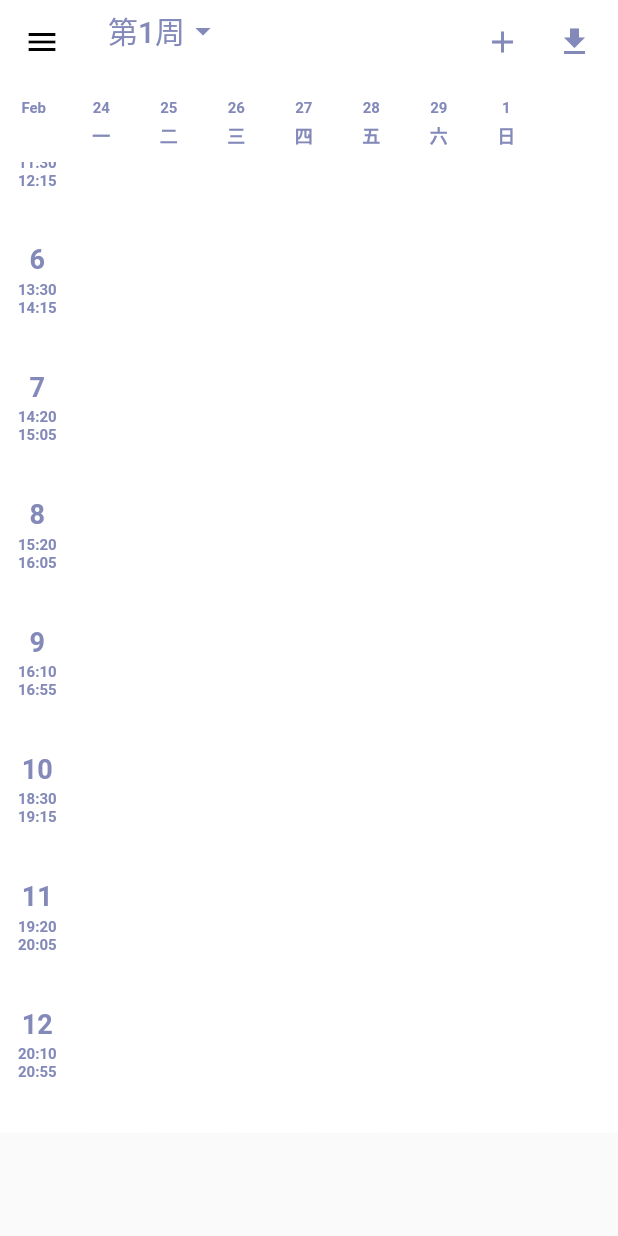
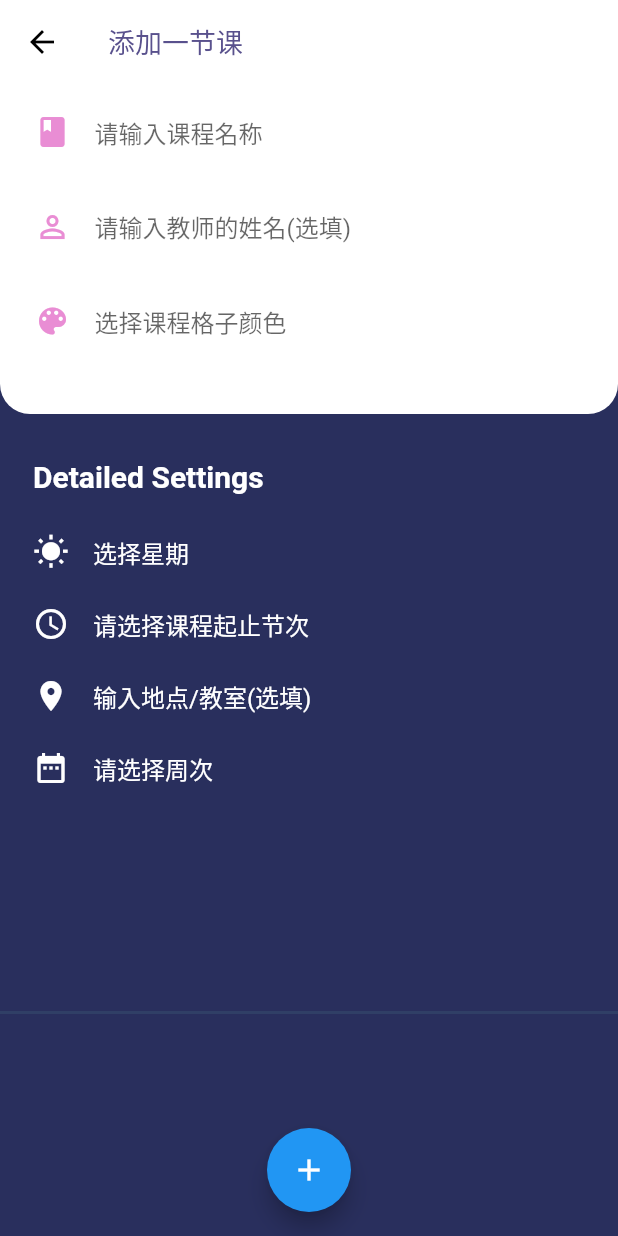
Before and after one commit to yuzhanglong/Flutter-TimeTable, a Flutter app: the screen it shows after launch, scrolled down 370 dp, after a tap on the "add" icon, on a phone screen of 412 x 824 dp. Run offline on Flutter 3.47's test engine with Material 2 defaults, Android fonts, the phone set to English and light mode, and no system bars; our stand-ins replace dio, shared_preferences; missing offline and left inert: flutter_picker; accounts and stored records are empty; network calls fail.

Commit message:
增加添加课程功能

```diff
--- a/lib/components/topbar/top_bar_item.dart
+++ b/lib/components/topbar/top_bar_item.dart
@@ -6,6 +6,7 @@ import 'package:zucc_helper/store/profile_provider.dart';
 import 'package:zucc_helper/store/table_provider.dart';
 import 'package:zucc_helper/utils/snack_bar.dart';
 import 'package:zucc_helper/views/connection/connection.dart';
+import 'package:zucc_helper/views/create_class/create_class.dart';
 
 
 class TopBarItem extends StatefulWidget {
@@ -119,7 +120,14 @@ class _RightIconButtonsState extends State<RightIconButtons> {
             focusColor: Colors.transparent,
             color: Colors.white,
             icon:Icon(Icons.add, color: GlobalConfig.fontColor),
-            onPressed: (){},
+            onPressed: (){
+              Navigator.push(context,
+                  MaterialPageRoute(builder: (context) =>CreateClass())
+              ).then((res){
+                tableProvider.initTables();
+                Scaffold.of(context).showSnackBar(Snack.success(res));
+              });
+            },
           ),
         ),
         Container(
--- a/lib/models/table_model.dart
+++ b/lib/models/table_model.dart
@@ -14,7 +14,7 @@ class StuTable{
 
 
 
-class Class{
+class StuClass{
   // 课程开始时间
   int beginTime;
   // 课程结束时间
@@ -34,8 +34,20 @@ class Class{
   //课程名称
   String className;
 
+  StuClass({
+  this.beginTime,
+    this.endTime,
+    this.teacher,
+    this.place,
+    this.className,
+    this.weekDuringEnd,
+    this.isGapWeek,
+    this.weekDuringStart,
+    this.weekDay
+  });
 
-  Class.fromMap(Map<String, dynamic> json) {
+
+  StuClass.fromMap(Map<String, dynamic> json) {
     this.beginTime = json['beginTime'];
     this.endTime = json['endTime'];
     this.teacher = json["teacher"];
@@ -45,4 +57,42 @@ class Class{
     this.weekDuringStart = json['weekDuringStart'];
     this.weekDuringEnd = json['weekDuringEnd'];
   }
+
+  checkIsLegal(){
+    if(this.className == null || this.className == "") return "请填写课程名称";
+    if(this.weekDay == null) return "请选择星期";
+    if(this.beginTime == null) return "请填写起止时间";
+    if(this.weekDuringStart == null) return "请填写周次";
+    return "pass";
+  }
+
+  checkBeginAndEndLegal(){
+    return this.beginTime <= this.endTime;
+  }
+
+  checkWeekDuringLegal(){
+    return this.weekDuringStart <= this.weekDuringEnd;
+  }
+
+  @override
+  String toString() {
+    // TODO: implement toString
+    return "${this.beginTime}, ${this.endTime}, ${this.teacher}, ${this.place}, "
+        "${this.className}, ${this.weekDuringStart}, ${this.weekDuringEnd},"
+        " ${this.isGapWeek}, ${this.weekDay}";
+  }
+
+  toJson(){
+    return {
+      'className': this.className,
+      'beginTime': this.beginTime,
+      'endTime': this.endTime,
+      'teacher': this.teacher,
+      'place': this.place,
+      'weekDay': this.weekDay,
+      'weekDuringStart': this.weekDuringStart,
+      'weekDuringEnd': this.weekDuringEnd,
+      'isGapWeek': this.isGapWeek
+    };
+  }
 }
--- a/lib/network/table_request.dart
+++ b/lib/network/table_request.dart
@@ -14,4 +14,17 @@ class TableRequest{
     );
   }
 
+  // 创建一节课
+  static Future createOneClass(userName, token, tableId, classData) {
+    return HttpRequest.request(
+        url: "/utils/create_one_class",
+        method: "post",
+        data: {
+          "userName": userName,
+          "token": token,
+          "classData": classData,
+          "tableId": tableId,
+        }
+    );
+  }
 }
--- a/lib/store/table_provider.dart
+++ b/lib/store/table_provider.dart
@@ -21,6 +21,8 @@ class TableProvider extends BaseProvder{
   //当前活跃的课表名称
   String activeTableName = "";
 
+  String activeTableId = "";
+
   //构造函数
   TableProvider(){
     initTables();
@@ -35,10 +37,10 @@ class TableProvider extends BaseProvder{
           stuClasses = res['tables'][0]['classes'];
           var t = StuTable.fromMap(res['tables'][0]);
           activeTableName = t.tableName;
+          activeTableId = t.tableId;
         }
         notifyListeners();
-    });
-
+      }).catchError((err){});
   }
 
 
--- /dev/null
+++ b/lib/utils/pick_data.dart
@@ -0,0 +1,89 @@
+const chooseClassBeginAndEnd = '''
+[
+    [
+        "第一节",
+        "第二节",
+        "第三节",
+        "第四节",
+        "第五节",
+        "第六节",
+        "第七节",
+        "第八节",
+        "第九节",
+        "第十节",
+        "第十一节",
+        "第十二节"
+    ],
+    [
+        "第一节",
+        "第二节",
+        "第三节",
+        "第四节",
+        "第五节",
+        "第六节",
+        "第七节",
+        "第八节",
+        "第九节",
+        "第十节",
+        "第十一节",
+        "第十二节"
+    ]
+]
+    ''';
+
+const chooseWeekDuring = '''
+[
+    [
+        "起始周",
+        "第一周",
+        "第二周",
+        "第三周",
+        "第四周",
+        "第五周",
+        "第六周",
+        "第七周",
+        "第八周",
+        "第九周",
+        "第十周",
+        "第十一周",
+        "第十二周",
+        "第十三周",
+        "第十四周",
+        "第十五周",
+        "第十六周",
+        "第十七周",
+        "第十八周",
+        "第十九周",
+        "第二十周"
+    ],
+    [
+        "结束周",
+        "第一周",
+        "第二周",
+        "第三周",
+        "第四周",
+        "第五周",
+        "第六周",
+        "第七周",
+        "第八周",
+        "第九周",
+        "第十周",
+        "第十一周",
+        "第十二周",
+        "第十三周",
+        "第十四周",
+        "第十五周",
+        "第十六周",
+        "第十七周",
+        "第十八周",
+        "第十九周",
+        "第二十周"
+    ],
+    [
+        "全周",
+        "单周",
+        "双周"
+
+    ]
+]
+    ''';
--- a/lib/utils/table_date.dart
+++ b/lib/utils/table_date.dart
@@ -18,9 +18,33 @@ class TableDate{
     return weekdays[index];
   }
 
+
   static String getMonthSimple(index){
     List monthdays = ["Jan", "Feb", "Mar", "Apr", "May", "Jun", "Jul", "Aug", "Sept", "Oct", "Nov", "Dec"];
     return monthdays[index];
   }
 
+  static String getWeekDuringStr(begin, end, setting){
+    List w = ["请选择周次", "第一周", "第二周", "第三周", "第四周", "第五周", "第六周", "第七周", "第八周", "第九周",
+      "第十周", "第十一周", "第十二周", "第十三周", "第十四周", "第十五周", "第十六周",
+      "第十七周", "第十八周", "第十九周", "第二十周"];
+    var x;
+    // 初始化
+    if(begin == null || end == null) return "请选择周次";
+    // 单双周处理
+    if(setting == 0) x = " ";
+    if(setting == 1) x = "单周";
+    if(setting == 2) x = "双周";
+    return begin != end ? "${w[begin]} --- ${w[end]}  $x" : "${w[begin]}  $x";
+  }
+
+
+  static String getClassBeginAndEndStr(begin, end){
+    List w = ["第一节", "第二节", "第三节", "第四节", "第五节", "第六节", "第七节", "第八节",
+      "第九节", "第十节", "第十一节", "第十二节"];
+    if(begin == null || end == null) return "请选择课程起止节次";
+    return begin != end ? "${w[begin]} --- ${w[end]}" : "${w[begin]}";
+  }
+
+
 }
--- /dev/null
+++ b/lib/views/create_class/create_class.dart
@@ -0,0 +1,320 @@
+import 'dart:convert';
+import 'dart:math';
+import 'package:flutter/material.dart';
+import 'package:flutter_picker/flutter_picker.dart';
+import 'package:provider/provider.dart';
+import 'package:zucc_helper/models/response_model.dart';
+import 'package:zucc_helper/models/table_model.dart';
+import 'package:zucc_helper/network/table_request.dart';
+import 'package:zucc_helper/store/profile_provider.dart';
+import 'package:zucc_helper/store/table_provider.dart';
+import 'package:zucc_helper/utils/pick_data.dart';
+import 'package:zucc_helper/utils/snack_bar.dart';
+import 'package:zucc_helper/utils/table_date.dart';
+class CreateClass extends StatefulWidget {
+
+  @override
+  _CreateClassState createState() => _CreateClassState();
+}
+
+class _CreateClassState extends State<CreateClass> {
+
+  GlobalKey <ScaffoldState> _scaffoldkey = GlobalKey<ScaffoldState>();
+
+
+  List <Widget> makeClassCard(){
+    return [
+      Container(
+        padding: EdgeInsets.fromLTRB(22, 0, 0, 0),
+        width: 340,
+        decoration: BoxDecoration(
+          color: Color.fromARGB(255, 41, 47, 93),
+          border: Border(bottom: BorderSide(width: 2,color: Color.fromARGB(255, 48, 63, 102))),
+        ),
+        height: 400,
+        child: Column(
+          children: <Widget>[
+            Container(
+              alignment: Alignment.topLeft,
+              child: Text(
+                "Detailed Settings",
+                style: TextStyle(
+                color: Colors.white,
+                  fontSize: 20,
+                  fontWeight: FontWeight.bold
+                ),
+                textAlign: TextAlign.left,
+              ),
+              padding: EdgeInsets.fromLTRB(0, 30, 0, 0),
+            ),
+            SizedBox(height: 15,),
+            TextField(
+              onTap: (){
+                Picker(
+                    adapter: PickerDataAdapter<String>(pickerdata:[
+                      "星期一", "星期二", "星期三", "星期四", "星期五", "星期六", "星期日"
+                    ]),
+                    title: Text("请选择星期"),
+                    changeToFirst: true,
+                    hideHeader: true,
+                    onConfirm: (Picker picker, List value) {
+                      setState(() {
+                        singleClass.weekDay = value[0] + 1;
+                      });
+                    }
+                ).showDialog(context);
+              },
+              readOnly: true,
+              decoration: InputDecoration(
+                icon: Icon(Icons.wb_sunny, color: Colors.white,),
+                hintStyle: TextStyle(
+                    color: Colors.white
+                ),
+                hintText: singleClass.weekDay == null ? '选择星期' : "星期" + TableDate.getWeekDaySimple(singleClass.weekDay - 1),
+                enabledBorder: UnderlineInputBorder(
+                  borderSide: BorderSide(color: Colors.transparent,),
+                ),
+                focusedBorder: UnderlineInputBorder(
+                  borderSide: BorderSide(color: Colors.transparent, width: 2),
+                ),
+              ),
+            ),
+            TextField(
+              readOnly: true,
+              decoration: InputDecoration(
+                icon: Icon(Icons.access_time, color: Colors.white,),
+                hintStyle: TextStyle(
+                  color: Colors.white
+                ),
+                hintText: TableDate.getClassBeginAndEndStr(singleClass.beginTime, singleClass.endTime),
+                enabledBorder: UnderlineInputBorder(
+                  borderSide: BorderSide(color: Colors.transparent,),
+                ),
+                focusedBorder: UnderlineInputBorder(
+                  borderSide: BorderSide(color: Colors.transparent, width: 2),
+                ),
+              ),
+              onTap: (){
+                Picker(
+                    adapter: PickerDataAdapter<String>(
+                        pickerdata: JsonDecoder().convert(chooseClassBeginAndEnd),
+                        isArray: true
+                    ),
+                    title: Text("请选择课程起止节次"),
+                    hideHeader: true,
+                    selectedTextStyle: TextStyle(color: Colors.blue),
+                    onConfirm: (Picker picker, List value) {
+                      if(value[0] <= value[1]){
+                        setState(() {
+                          singleClass.beginTime = value[0];
+                          singleClass.endTime = value[1];
+                        });
+                      }else{
+                        _scaffoldkey.currentState.showSnackBar(Snack.error("课程起始节次应该小于等于结束节次"));
+                      }
+                    }
+                ).showDialog(context);
+              },
+            ),
+            TextField(
+              style: TextStyle(
+                color: Colors.white
+              ),
+              decoration: InputDecoration(
+                icon: Icon(Icons.place, color: Colors.white,),
+                hintStyle: TextStyle(
+                    color: Colors.white
+                ),
+                hintText: singleClass.place == null ? '输入地点/教室(选填)' : singleClass.place,
+                enabledBorder: UnderlineInputBorder(
+                  borderSide: BorderSide(color: Colors.transparent,),
+                ),
+                focusedBorder: UnderlineInputBorder(
+                  borderSide: BorderSide(color: Colors.transparent, width: 2),
+                ),
+              ),
+              onChanged:(value){
+                setState(() {
+                  singleClass.place = value;
+                });
+              },
+            ),
+            TextField(
+              readOnly: true,
+              onTap: (){
+                Picker(
+                    adapter: PickerDataAdapter<String>(
+                        pickerdata: JsonDecoder().convert(chooseWeekDuring),
+                        isArray: true
+                    ),
+                    title: Text("请选择课程周次"),
+                    hideHeader: true,
+                    selectedTextStyle: TextStyle(color: Colors.blue),
+                    onConfirm: (Picker picker, List value) {
+                      if(value[0] <= value[1]){
+                        setState(() {
+                          singleClass.weekDuringStart = value[0];
+                          singleClass.weekDuringEnd = value[1];
+                          singleClass.isGapWeek = value[2];
+                        });
+                      }else{
+                        _scaffoldkey.currentState.showSnackBar(Snack.error("起始周次应该小于等于结束周次"));
+                      }
+                    }
+                ).showDialog(context);
+              },
+              style: TextStyle(
+                  color: Colors.white
+              ),
+              decoration: InputDecoration(
+                icon: Icon(Icons.date_range, color: Colors.white,),
+                hintStyle: TextStyle(
+                    color: Colors.white
+                ),
+                hintText: TableDate.getWeekDuringStr(singleClass.weekDuringStart, singleClass.weekDuringEnd, singleClass.isGapWeek),
+                enabledBorder: UnderlineInputBorder(
+                  borderSide: BorderSide(color: Colors.transparent,),
+                ),
+                focusedBorder: UnderlineInputBorder(
+                  borderSide: BorderSide(color: Colors.transparent, width: 2),
+                ),
+              ),
+              onSubmitted:(value){
+                setState(() {
+                  singleClass.place = value;
+                });
+              },
+            ),
+          ],
+        ),
+      )
+    ];
+  }
+  var singleClass = StuClass();
+
+  @override
+  Widget build(BuildContext context) {
+    ProfileProvider profileProvider = Provider.of<ProfileProvider>(context);
+    TableProvider tableProvider = Provider.of<TableProvider>(context);
+
+    gobackToHome(info){
+      Navigator.of(context).pop(info);
+    }
+
+
+    submitdata(data){
+      TableRequest.createOneClass(profileProvider.user, profileProvider.token, tableProvider.activeTableId, data)
+          .then((res){
+            // 创建成功 返回上一页
+            var r = ResponseCondition.fromMap(res);
+            gobackToHome(r.information);
+          });
+
+    }
+
+
+    return Scaffold(
+      key: _scaffoldkey,
+      floatingActionButton: FloatingActionButton(
+        onPressed: (){
+          var p = singleClass.checkIsLegal();
+          if(p == "pass"){
+            submitdata(singleClass.toJson());
+          }else{
+            _scaffoldkey.currentState.showSnackBar(Snack.error(p));
+          }
+        },
+        child: Icon(Icons.add),
+      ),
+      floatingActionButtonLocation: FloatingActionButtonLocation.centerFloat,
+      backgroundColor: Color.fromARGB(255, 41, 47, 93),
+      appBar: AppBar(
+        title: Text("添加一节课", style: TextStyle(
+          color: Color.fromARGB(255, 89, 81, 141),
+          fontSize: 18
+        )),
+        elevation: 0,
+      ),
+      body: Column(
+        children: <Widget>[
+          Container(
+            height: 220,
+            decoration: BoxDecoration(
+              color: Colors.white,
+              //圆角幅度
+              borderRadius: BorderRadius.only(
+                bottomLeft: Radius.circular(20),
+                bottomRight: Radius.circular(20),
+              ),
+              border: Border.all(width:3, color: Colors.transparent),
+            ),
+            child: Container(
+              padding: EdgeInsets.fromLTRB(20, 5, 20, 0),
+              child: Column(
+                children: <Widget>[
+                  //课程基本设置  课程的名称 教师的姓名 课程对应格子的颜色
+                  TextField(
+                    decoration: InputDecoration(
+                      icon: Icon(Icons.class_, color: Color.fromARGB(255, 233, 141, 212),),
+                      hintText: '请输入课程名称',
+                      enabledBorder: UnderlineInputBorder(
+                        borderSide: BorderSide(color: Colors.transparent,),
+                      ),
+                      focusedBorder: UnderlineInputBorder(
+                        borderSide: BorderSide(color: Colors.transparent, width: 2),
+                      ),
+                    ),
+                    onChanged:(value){
+                      setState(() {
+                        singleClass.className = value;
+                      });
+                    },
+                  ),
+                  SizedBox(height: 15,),
+                  TextField(
+                    autocorrect: true,
+                    decoration: InputDecoration(
+                      icon: Icon(Icons.person_outline, color: Color.fromARGB(255, 233, 141, 212),),
+                      hintText: '请输入教师的姓名(选填)',
+                      enabledBorder: UnderlineInputBorder(
+                        borderSide: BorderSide(color: Colors.transparent,),
+                      ),
+                      focusedBorder: UnderlineInputBorder(
+                        borderSide: BorderSide(color: Colors.transparent, width: 2),
+                      ),
+                    ),
+                    onChanged: (value){
+                      setState(() {
+                        singleClass.teacher = value;
+                      });
+                    },
+                  ),
+                  SizedBox(height: 15,),
+                  TextField(
+                    autocorrect: true,
+                    decoration: InputDecoration(
+                      icon: Icon(Icons.color_lens, color: Color.fromARGB(255, 233, 141, 212),),
+                      hintText: '选择课程格子颜色',
+                      enabledBorder: UnderlineInputBorder(
+                        borderSide: BorderSide(color: Colors.transparent,),
+                      ),
+                      focusedBorder: UnderlineInputBorder(
+                        borderSide: BorderSide(color: Colors.transparent, width: 2),
+                      ),
+                    ),
+                  ),
+                ],
+              ),
+            ),
+          ),
+          Container(
+            height: 479,
+            child: ListView(
+              children: makeClassCard(),
+            )
+          ),
+        ],
+      )
+    );
+  }
+}
--- a/lib/views/home/child_cmp/classes_map/main_classes_map.dart
+++ b/lib/views/home/child_cmp/classes_map/main_classes_map.dart
@@ -50,7 +50,7 @@ class _HomeClassViewState extends State<HomeClassView> {
 
       // 中间的课表
       for(int k = 0; k < widget.stuClasses.length; k++){
-        var singleClass = Class.fromMap(widget.stuClasses[k]);
+        var singleClass = StuClass.fromMap(widget.stuClasses[k]);
         var w = tableProvider.weekNumber;
 
         // 判断是否在周次范围内
```
Lines whose indentation alone changed are shown as unchanged.
